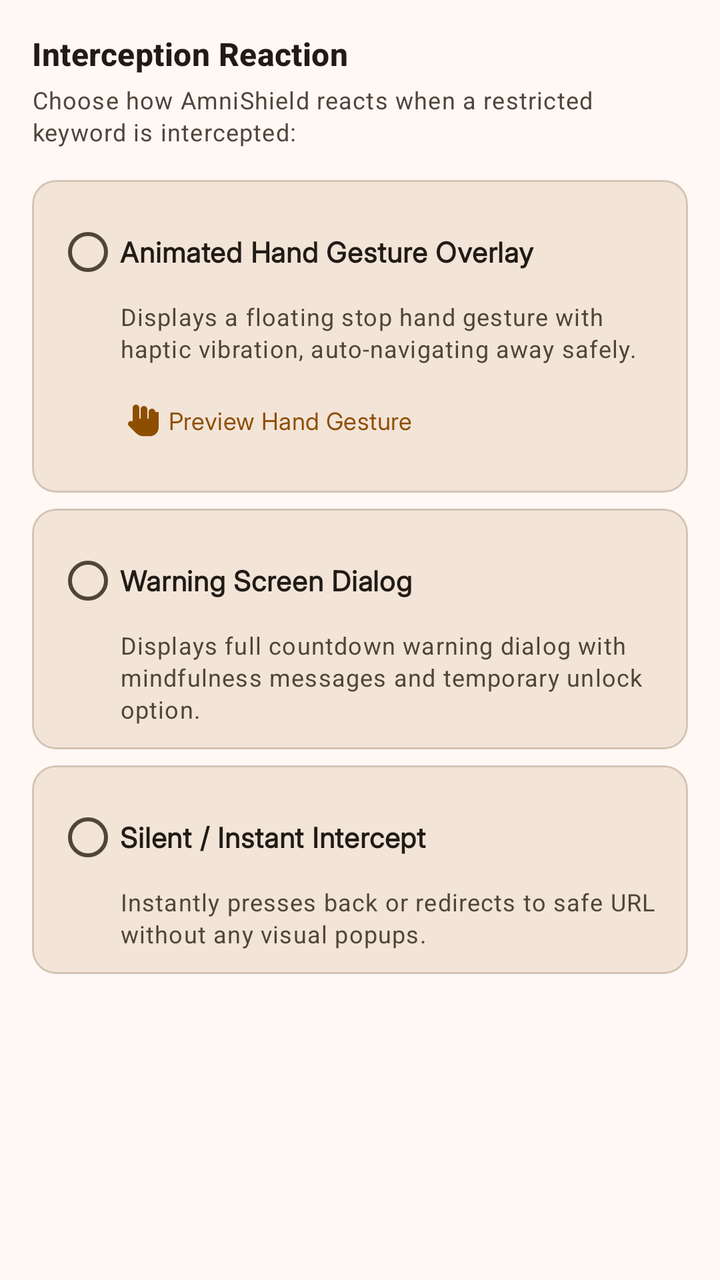
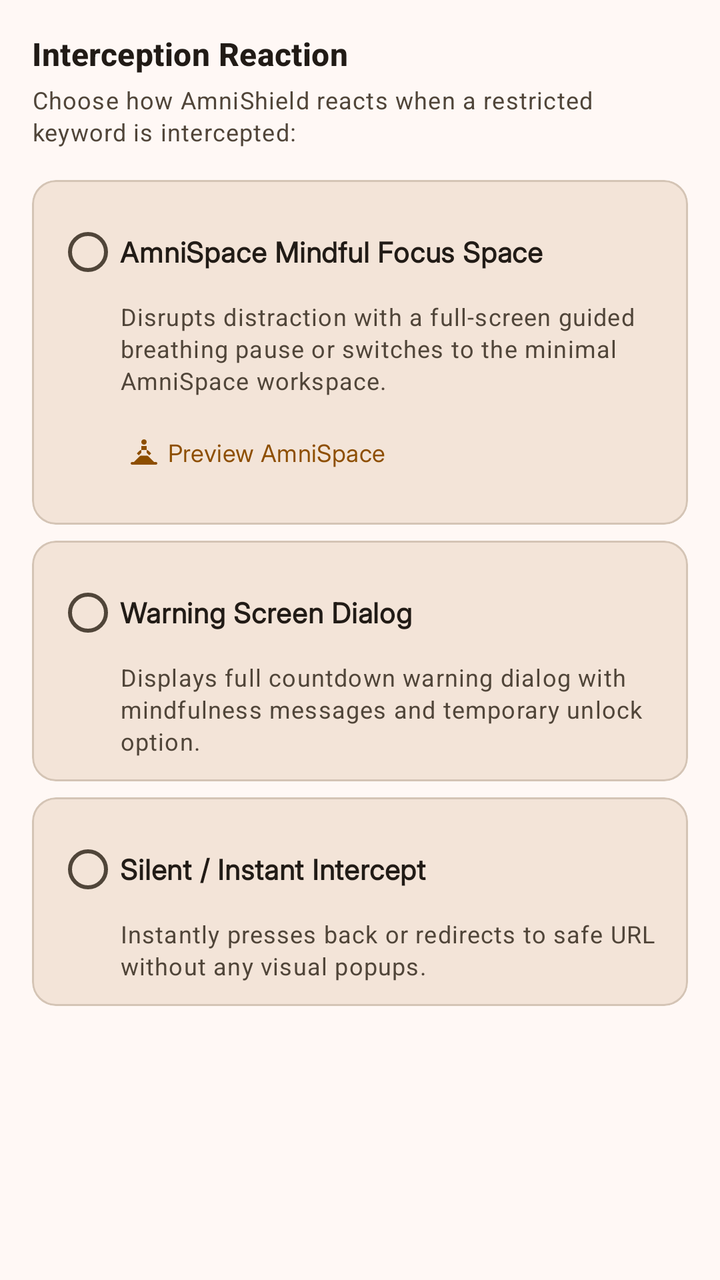

Compare the two renders of this Android layout. The source of the first and the diff that turns it into the second are given below.
<!-- AndroidManifest.xml: application theme Theme.AmniShield -->
<!-- res/layout/dialog_keyword_feedback_style.xml -->
<?xml version="1.0" encoding="utf-8"?>
<LinearLayout xmlns:android="http://schemas.android.com/apk/res/android"
    xmlns:app="http://schemas.android.com/apk/res-auto"
    android:layout_width="match_parent"
    android:layout_height="wrap_content"
    android:orientation="vertical"
    android:padding="@dimen/padding_normal">

    <TextView
        style="@style/TextAppearance.Material3.TitleMedium"
        android:layout_width="match_parent"
        android:layout_height="wrap_content"
        android:text="Interception Reaction"
        android:textColor="?attr/colorOnSurface"
        android:textStyle="bold" />

    <TextView
        style="@style/TextAppearance.Material3.BodySmall"
        android:layout_width="match_parent"
        android:layout_height="wrap_content"
        android:layout_marginTop="4dp"
        android:text="Choose how AmniShield reacts when a restricted keyword is intercepted:"
        android:textColor="?attr/colorOnSurfaceVariant" />

    <RadioGroup
        android:id="@+id/rg_feedback_mode"
        android:layout_width="match_parent"
        android:layout_height="wrap_content"
        android:layout_marginTop="16dp">

        <com.google.android.material.card.MaterialCardView
            android:layout_width="match_parent"
            android:layout_height="wrap_content"
            android:layout_marginBottom="8dp"
            app:cardBackgroundColor="?attr/colorSurfaceContainerHigh"
            app:cardCornerRadius="12dp"
            app:cardElevation="0dp"
            app:strokeColor="?attr/colorOutlineVariant"
            app:strokeWidth="1dp">

            <LinearLayout
                android:layout_width="match_parent"
                android:layout_height="wrap_content"
                android:orientation="vertical"
                android:padding="12dp">

                <com.google.android.material.radiobutton.MaterialRadioButton
                    android:id="@+id/radio_hand_gesture"
                    android:layout_width="match_parent"
                    android:layout_height="wrap_content"
                    android:text="Animated Hand Gesture Overlay"
                    android:textColor="?attr/colorOnSurface"
                    android:textStyle="bold" />

                <TextView
                    style="@style/TextAppearance.Material3.BodySmall"
                    android:layout_width="match_parent"
                    android:layout_height="wrap_content"
                    android:layout_marginStart="32dp"
                    android:text="Displays a floating stop hand gesture with haptic vibration, auto-navigating away safely."
                    android:textColor="?attr/colorOnSurfaceVariant" />

                <com.google.android.material.button.MaterialButton
                    android:id="@+id/btn_preview_hand_gesture"
                    style="@style/Widget.Material3.Button.TextButton"
                    android:layout_width="wrap_content"
                    android:layout_height="wrap_content"
                    android:layout_marginStart="24dp"
                    android:layout_marginTop="4dp"
                    android:text="Preview Hand Gesture"
                    android:textSize="12sp"
                    app:icon="@drawable/ic_hand_gesture_stop"
                    app:iconSize="16dp" />
            </LinearLayout>
        </com.google.android.material.card.MaterialCardView>

        <com.google.android.material.card.MaterialCardView
            android:layout_width="match_parent"
            android:layout_height="wrap_content"
            android:layout_marginBottom="8dp"
            app:cardBackgroundColor="?attr/colorSurfaceContainerHigh"
            app:cardCornerRadius="12dp"
            app:cardElevation="0dp"
            app:strokeColor="?attr/colorOutlineVariant"
            app:strokeWidth="1dp">

            <LinearLayout
                android:layout_width="match_parent"
                android:layout_height="wrap_content"
                android:orientation="vertical"
                android:padding="12dp">

                <com.google.android.material.radiobutton.MaterialRadioButton
                    android:id="@+id/radio_warning_screen"
                    android:layout_width="match_parent"
                    android:layout_height="wrap_content"
                    android:text="Warning Screen Dialog"
                    android:textColor="?attr/colorOnSurface"
                    android:textStyle="bold" />

                <TextView
                    style="@style/TextAppearance.Material3.BodySmall"
                    android:layout_width="match_parent"
                    android:layout_height="wrap_content"
                    android:layout_marginStart="32dp"
                    android:text="Displays full countdown warning dialog with mindfulness messages and temporary unlock option."
                    android:textColor="?attr/colorOnSurfaceVariant" />
            </LinearLayout>
        </com.google.android.material.card.MaterialCardView>

        <com.google.android.material.card.MaterialCardView
            android:layout_width="match_parent"
            android:layout_height="wrap_content"
            app:cardBackgroundColor="?attr/colorSurfaceContainerHigh"
            app:cardCornerRadius="12dp"
            app:cardElevation="0dp"
            app:strokeColor="?attr/colorOutlineVariant"
            app:strokeWidth="1dp">

            <LinearLayout
                android:layout_width="match_parent"
                android:layout_height="wrap_content"
                android:orientation="vertical"
                android:padding="12dp">

                <com.google.android.material.radiobutton.MaterialRadioButton
                    android:id="@+id/radio_silent"
                    android:layout_width="match_parent"
                    android:layout_height="wrap_content"
                    android:text="Silent / Instant Intercept"
                    android:textColor="?attr/colorOnSurface"
                    android:textStyle="bold" />

                <TextView
                    style="@style/TextAppearance.Material3.BodySmall"
                    android:layout_width="match_parent"
                    android:layout_height="wrap_content"
                    android:layout_marginStart="32dp"
                    android:text="Instantly presses back or redirects to safe URL without any visual popups."
                    android:textColor="?attr/colorOnSurfaceVariant" />
            </LinearLayout>
        </com.google.android.material.card.MaterialCardView>

    </RadioGroup>

</LinearLayout>
<!-- resources referenced by this layout -->
<resources>
  <dimen name="padding_normal">16dp</dimen>
  <style name="Theme.AmniShield" parent="Base.Theme.AmniShield" />
  <color name="md_theme_primary">#8D4E00</color>
  <color name="md_theme_onPrimary">#FFFFFF</color>
  <color name="md_theme_primaryContainer">#FFDDB2</color>
  <color name="md_theme_onPrimaryContainer">#2D1600</color>
  <color name="md_theme_secondary">#715A41</color>
  <color name="md_theme_onSecondary">#FFFFFF</color>
  <color name="md_theme_secondaryContainer">#FDE0C1</color>
  <color name="md_theme_onSecondaryContainer">#281807</color>
  <color name="md_theme_tertiary">#56623B</color>
  <color name="md_theme_onTertiary">#FFFFFF</color>
  <color name="md_theme_tertiaryContainer">#DAE8B5</color>
  <color name="md_theme_onTertiaryContainer">#141E01</color>
  <color name="md_theme_error">#BA1A1A</color>
  <color name="md_theme_onError">#FFFFFF</color>
  <color name="md_theme_errorContainer">#FFDAD6</color>
  <color name="md_theme_onErrorContainer">#410002</color>
  <color name="md_theme_background">#FFF8F5</color>
  <color name="md_theme_onBackground">#211B16</color>
  <color name="md_theme_surface">#FFF8F5</color>
  <color name="md_theme_onSurface">#211B16</color>
  <color name="md_theme_surfaceVariant">#F1E0D0</color>
  <color name="md_theme_onSurfaceVariant">#504539</color>
  <color name="md_theme_outline">#827568</color>
  <color name="md_theme_outlineVariant">#D4C4B5</color>
  <color name="md_theme_inverseSurface">#372F2A</color>
  <color name="md_theme_inverseOnSurface">#FBEFE6</color>
  <color name="md_theme_inversePrimary">#FFB86F</color>
  <color name="md_theme_primaryFixed">#FFDDB2</color>
  <color name="md_theme_onPrimaryFixed">#2D1600</color>
  <color name="md_theme_primaryFixedDim">#FFB86F</color>
  <color name="md_theme_onPrimaryFixedVariant">#6B3B00</color>
  <color name="md_theme_secondaryFixed">#FDE0C1</color>
  <color name="md_theme_onSecondaryFixed">#281807</color>
  <color name="md_theme_secondaryFixedDim">#DFC2A2</color>
  <color name="md_theme_onSecondaryFixedVariant">#57432B</color>
  <color name="md_theme_tertiaryFixed">#DAE8B5</color>
  <color name="md_theme_onTertiaryFixed">#141E01</color>
  <color name="md_theme_tertiaryFixedDim">#BFCB9B</color>
  <color name="md_theme_onTertiaryFixedVariant">#3F4A26</color>
  <color name="md_theme_surfaceDim">#E4D8CE</color>
  <color name="md_theme_surfaceBright">#FFF8F5</color>
  <color name="md_theme_surfaceContainerLowest">#FFFFFF</color>
  <color name="md_theme_surfaceContainerLow">#FEEFE3</color>
  <color name="md_theme_surfaceContainer">#F8E9DE</color>
  <color name="md_theme_surfaceContainerHigh">#F3E4D8</color>
  <color name="md_theme_surfaceContainerHighest">#EDDED3</color>
  <style name="Widget.AmniShield.MaterialAlertDialog" parent="ThemeOverlay.Material3.MaterialAlertDialog">
          <item name="materialAlertDialogTitleTextStyle">@style/TextAppearance.AmniShield.DialogTitle</item>
          <item name="materialAlertDialogBodyTextStyle">@style/TextAppearance.AmniShield.DialogBody</item>
      </style>
  <style name="Widget.AmniShield.Button.Text" parent="Widget.Material3.Button.TextButton">
          <item name="android:minHeight">44dp</item>
          <item name="android:paddingTop">10dp</item>
          <item name="android:paddingBottom">10dp</item>
          <item name="android:paddingStart">16dp</item>
          <item name="android:paddingEnd">16dp</item>
          <item name="android:textAllCaps">false</item>
          <item name="cornerRadius">12dp</item>
          <item name="android:letterSpacing">0.01</item>
      </style>
  <style name="TextAppearance.AmniShield.DialogTitle" parent="MaterialAlertDialog.Material3.Title.Text">
          <item name="android:textColor">?attr/colorOnSurface</item>
          <item name="android:textStyle">bold</item>
      </style>
  <style name="TextAppearance.AmniShield.DialogBody" parent="MaterialAlertDialog.Material3.Body.Text">
          <item name="android:textColor">?attr/colorOnSurfaceVariant</item>
      </style>
</resources>

<!-- the commit's change to res/layout/dialog_keyword_feedback_style.xml (unified diff, before → after) -->
@@ -45,10 +45,10 @@
                 android:padding="12dp">
 
                 <com.google.android.material.radiobutton.MaterialRadioButton
-                    android:id="@+id/radio_hand_gesture"
+                    android:id="@+id/radio_amnispace"
                     android:layout_width="match_parent"
                     android:layout_height="wrap_content"
-                    android:text="Animated Hand Gesture Overlay"
+                    android:text="AmniSpace Mindful Focus Space"
                     android:textColor="?attr/colorOnSurface"
                     android:textStyle="bold" />
 
@@ -57,19 +57,19 @@
                     android:layout_width="match_parent"
                     android:layout_height="wrap_content"
                     android:layout_marginStart="32dp"
-                    android:text="Displays a floating stop hand gesture with haptic vibration, auto-navigating away safely."
+                    android:text="Disrupts distraction with a full-screen guided breathing pause or switches to the minimal AmniSpace workspace."
                     android:textColor="?attr/colorOnSurfaceVariant" />
 
                 <com.google.android.material.button.MaterialButton
-                    android:id="@+id/btn_preview_hand_gesture"
+                    android:id="@+id/btn_preview_amnispace"
                     style="@style/Widget.Material3.Button.TextButton"
                     android:layout_width="wrap_content"
                     android:layout_height="wrap_content"
                     android:layout_marginStart="24dp"
                     android:layout_marginTop="4dp"
-                    android:text="Preview Hand Gesture"
+                    android:text="Preview AmniSpace"
                     android:textSize="12sp"
-                    app:icon="@drawable/ic_hand_gesture_stop"
+                    app:icon="@drawable/ic_self_improvement"
                     app:iconSize="16dp" />
             </LinearLayout>
         </com.google.android.material.card.MaterialCardView>
